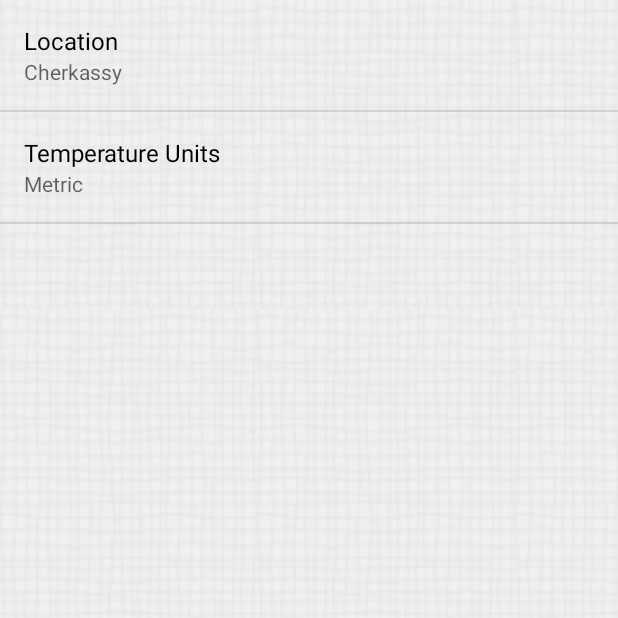
After one commit to zhdanov-ek/LearnWords, an Android app: the SettingsActivity screen opened directly, with no data from a screen before it, on a phone screen of 412 x 824 dp, the top half of it. The commit adds this screen. Run offline under Robolectric (Android 15) with nearby library versions, the phone set to English and light mode, and no system bars.

Commit message:
Add empty work settings

```diff
--- a/app/build.gradle
+++ b/app/build.gradle
@@ -10,6 +10,7 @@ android {
         versionCode 1
         versionName "1.0"
         testInstrumentationRunner "android.support.test.runner.AndroidJUnitRunner"
+        vectorDrawables.useSupportLibrary = true
     }
     buildTypes {
         release {
@@ -27,6 +28,8 @@ dependencies {
     compile 'com.android.support:appcompat-v7:25.0.0'
     compile 'com.android.support:recyclerview-v7:25.0.0'
     compile 'com.android.support:cardview-v7:25.0.0'
+    compile 'com.google.android.gms:play-services-appindexing:9.8.0'
+    compile 'com.android.support:support-v4:25.0.0'
+    compile 'com.android.support:support-vector-drawable:25.0.0'
     testCompile 'junit:junit:4.12'
-    compile 'com.google.android.gms:play-services-appindexing:8.4.0'
 }
--- /dev/null
+++ b/app/src/main/java/com/example/gek/learnwords/activity/AppCompatPreferenceActivity.java
@@ -0,0 +1,109 @@
+package com.example.gek.learnwords.activity;
+
+import android.content.res.Configuration;
+import android.os.Bundle;
+import android.preference.PreferenceActivity;
+import android.support.annotation.LayoutRes;
+import android.support.annotation.Nullable;
+import android.support.v7.app.ActionBar;
+import android.support.v7.app.AppCompatDelegate;
+import android.support.v7.widget.Toolbar;
+import android.view.MenuInflater;
+import android.view.View;
+import android.view.ViewGroup;
+
+/**
+ * A {@link android.preference.PreferenceActivity} which implements and proxies the necessary calls
+ * to be used with AppCompat.
+ */
+public abstract class AppCompatPreferenceActivity extends PreferenceActivity {
+
+    private AppCompatDelegate mDelegate;
+
+    @Override
+    protected void onCreate(Bundle savedInstanceState) {
+        getDelegate().installViewFactory();
+        getDelegate().onCreate(savedInstanceState);
+        super.onCreate(savedInstanceState);
+    }
+
+    @Override
+    protected void onPostCreate(Bundle savedInstanceState) {
+        super.onPostCreate(savedInstanceState);
+        getDelegate().onPostCreate(savedInstanceState);
+    }
+
+    public ActionBar getSupportActionBar() {
+        return getDelegate().getSupportActionBar();
+    }
+
+    public void setSupportActionBar(@Nullable Toolbar toolbar) {
+        getDelegate().setSupportActionBar(toolbar);
+    }
+
+    @Override
+    public MenuInflater getMenuInflater() {
+        return getDelegate().getMenuInflater();
+    }
+
+    @Override
+    public void setContentView(@LayoutRes int layoutResID) {
+        getDelegate().setContentView(layoutResID);
+    }
+
+    @Override
+    public void setContentView(View view) {
+        getDelegate().setContentView(view);
+    }
+
+    @Override
+    public void setContentView(View view, ViewGroup.LayoutParams params) {
+        getDelegate().setContentView(view, params);
+    }
+
+    @Override
+    public void addContentView(View view, ViewGroup.LayoutParams params) {
+        getDelegate().addContentView(view, params);
+    }
+
+    @Override
+    protected void onPostResume() {
+        super.onPostResume();
+        getDelegate().onPostResume();
+    }
+
+    @Override
+    protected void onTitleChanged(CharSequence title, int color) {
+        super.onTitleChanged(title, color);
+        getDelegate().setTitle(title);
+    }
+
+    @Override
+    public void onConfigurationChanged(Configuration newConfig) {
+        super.onConfigurationChanged(newConfig);
+        getDelegate().onConfigurationChanged(newConfig);
+    }
+
+    @Override
+    protected void onStop() {
+        super.onStop();
+        getDelegate().onStop();
+    }
+
+    @Override
+    protected void onDestroy() {
+        super.onDestroy();
+        getDelegate().onDestroy();
+    }
+
+    public void invalidateOptionsMenu() {
+        getDelegate().invalidateOptionsMenu();
+    }
+
+    private AppCompatDelegate getDelegate() {
+        if (mDelegate == null) {
+            mDelegate = AppCompatDelegate.create(this, null);
+        }
+        return mDelegate;
+    }
+}
--- /dev/null
+++ b/app/src/main/java/com/example/gek/learnwords/activity/SettingsActivity.java
@@ -0,0 +1,63 @@
+package com.example.gek.learnwords.activity;
+
+import android.os.Bundle;
+import android.preference.ListPreference;
+import android.preference.Preference;
+import android.preference.PreferenceManager;
+
+import com.example.gek.learnwords.R;
+
+public class SettingsActivity extends AppCompatPreferenceActivity
+    implements Preference.OnPreferenceChangeListener{
+    @Override
+    protected void onCreate(Bundle savedInstanceState) {
+        super.onCreate(savedInstanceState);
+
+        // Подгружаем описанные в ХМЛ опции
+        addPreferencesFromResource(R.xml.pref_general);
+
+        // For all preferences, attach an OnPreferenceChangeListener so the UI summary can be
+        // updated when the preference changes.
+        bindPreferenceSummaryToValue(findPreference(getString(R.string.pref_location_key)));
+        bindPreferenceSummaryToValue(findPreference(getString(R.string.pref_units_key)));
+
+    }
+
+    /**
+     * Attaches a listener so the summary is always updated with the preference value.
+     * Also fires the listener once, to initialize the summary (so it shows up before the value
+     * is changed.)
+     */
+    private void bindPreferenceSummaryToValue(Preference preference) {
+        // Set the listener to watch for value changes.
+        preference.setOnPreferenceChangeListener(this);
+
+        // Trigger the listener immediately with the preference's
+        // current value.
+        onPreferenceChange(preference,
+                PreferenceManager
+                        .getDefaultSharedPreferences(preference.getContext())
+                        .getString(preference.getKey(), ""));
+    }
+
+
+
+    // Реализуем интерфейс Preference.OnPreferenceChangeListener
+    @Override
+    public boolean onPreferenceChange(Preference preference, Object newValue) {
+        String stringValue = newValue.toString();
+        if (preference instanceof ListPreference) {
+            // For list preferences, look up the correct display value in
+            // the preference's 'entries' list (since they have separate labels/values).
+            ListPreference listPreference = (ListPreference) preference;
+            int prefIndex = listPreference.findIndexOfValue(stringValue);
+            if (prefIndex >= 0) {
+                preference.setSummary(listPreference.getEntries()[prefIndex]);
+            }
+        } else {
+            // For other preferences, set the summary to the value's simple string representation.
+            preference.setSummary(stringValue);
+        }
+        return true;
+    }
+}
--- a/app/src/main/res/layout/activity_list_words.xml
+++ b/app/src/main/res/layout/activity_list_words.xml
@@ -9,7 +9,7 @@
         android:id="@+id/tbListWord"
         android:layout_width="match_parent"
         android:layout_height="?attr/actionBarSize"
-        android:background="@color/common_action_bar_splitter"/>
+        android:background="@color/bg_white"/>
     <LinearLayout
         android:layout_width="match_parent"
         android:layout_height="match_parent"
--- a/app/src/main/res/layout/activity_test.xml
+++ b/app/src/main/res/layout/activity_test.xml
@@ -69,7 +69,6 @@
             android:id="@+id/btn_next"
             style="@style/LearnWordsButtonGreen"
             android:layout_width="match_parent"
-            android:layout_height="wrap_content"
             android:layout_gravity="bottom"
             android:text="@string/next" />
 
--- /dev/null
+++ b/app/src/main/res/values/arrays.xml
@@ -0,0 +1,12 @@
+<?xml version="1.0" encoding="utf-8"?>
+<resources>
+    <string-array name="pref_units_options">
+        <item>@string/pref_units_label_metric</item>
+        <item>@string/pref_units_label_imperial</item>
+    </string-array>
+
+    <string-array name="pref_units_values">
+        <item>@string/pref_units_metric</item>
+        <item>@string/pref_units_imperial</item>
+    </string-array>
+</resources>
--- /dev/null
+++ b/app/src/main/res/values/settings.xml
@@ -0,0 +1,31 @@
+<?xml version="1.0" encoding="utf-8"?>
+<resources>
+    <string name="pref_location_label">Location</string>
+
+    <!-- Ключ для доступа к опции -->
+    <string name="pref_location_key" translatable="false">location</string>
+
+    <!-- Значение по умолчанию -->
+    <string name="pref_location_default" translatable="false">Cherkassy</string>
+
+
+    <!-- Label for the temperature units preference [CHAR LIMIT=30] -->
+    <string name="pref_units_label">Temperature Units</string>
+
+    <!-- Label for metric option in temperature unit preference [CHAR LIMIT=25] -->
+    <string name="pref_units_label_metric">Metric</string>
+
+    <!-- Label for imperial option in temperature unit preference [CHAR LIMIT=25] -->
+    <string name="pref_units_label_imperial">Imperial</string>
+
+    <!-- Key name for temperature unit preference in SharedPreferences [CHAR LIMIT=NONE] -->
+    <string name="pref_units_key" translatable="false">units</string>
+
+    <!-- Value in SharedPreferences for metric temperature unit option [CHAR LIMIT=NONE] -->
+    <string name="pref_units_metric" translatable="false">metric</string>
+
+    <!-- Value in SharedPreferences for imperial temperature unit option [CHAR LIMIT=NONE] -->
+    <string name="pref_units_imperial" translatable="false">imperial</string>
+
+
+</resources>
--- a/app/src/main/res/values/strings.xml
+++ b/app/src/main/res/values/strings.xml
@@ -43,4 +43,7 @@
     <string name="know">Know</string>
     <string name="dont_know">Don\'t know</string>
     <string name="next">Next</string>
+    <string name="title_activity_settings">Settings</string>
+
+
 </resources>
--- a/app/src/main/res/values/themeLearnWordsLight.xml
+++ b/app/src/main/res/values/themeLearnWordsLight.xml
@@ -38,6 +38,11 @@
         <item name="android:padding">@dimen/ll_padding</item>
     </style>
 
+    <style name="TextCaption">
+        <item name="android:textSize">36sp</item>
+        <item name="android:textStyle">normal|bold</item>
+    </style>
+
 
 
 </resources>
--- /dev/null
+++ b/app/src/main/res/xml/pref_general.xml
@@ -0,0 +1,16 @@
+<PreferenceScreen xmlns:android="http://schemas.android.com/apk/res/android">
+    <EditTextPreference
+        android:key="@string/pref_location_key"
+        android:title="@string/pref_location_label"
+        android:defaultValue="@string/pref_location_default"
+        android:inputType="text"
+        android:singleLine="true"/>
+
+    <ListPreference
+        android:title="@string/pref_units_label"
+        android:key="@string/pref_units_key"
+        android:defaultValue="@string/pref_units_metric"
+        android:entryValues="@array/pref_units_values"
+        android:entries="@array/pref_units_options" />
+
+</PreferenceScreen>
```
Also changed, not shown: app/src/main/AndroidManifest.xml (+13 -17 lines), app/src/main/java/com/example/gek/learnwords/activity/MainActivity.java (+9 -1 lines), app/src/main/res/layout/activity_main.xml (+9 -2 lines), 2 other files.
